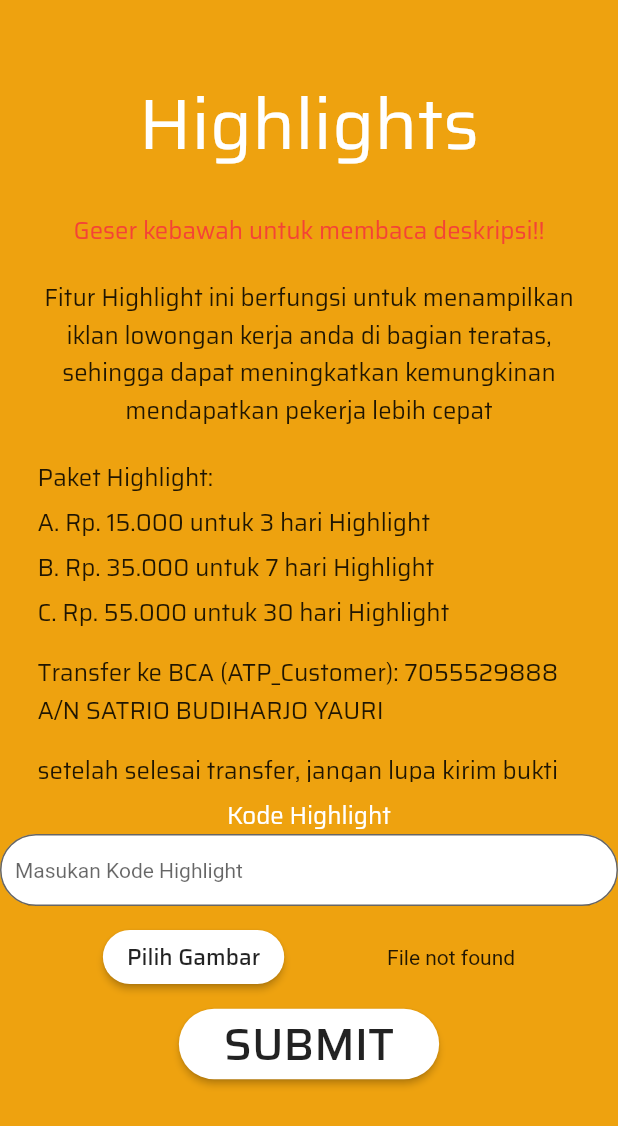
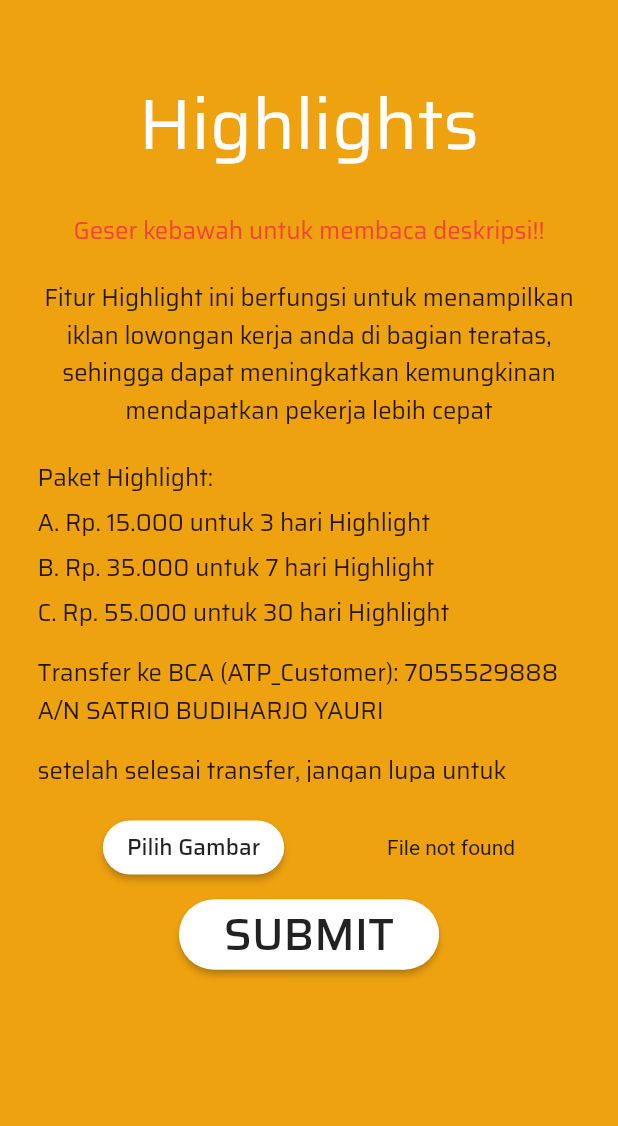
Before and after one commit to Xzellize90/CariKerja, a Flutter app: the Highlights screen opened directly, on a phone screen of 412 x 824 dp. Shown: the top 1126 px of the screen. Run offline on Flutter 3.47's test engine with Material 2 defaults, Android fonts, the phone set to English and light mode, and no system bars; our stand-ins replace cloud_firestore, equatable, firebase_auth, firebase_core, firebase_storage, flutter_spinkit and 3 more; accounts and stored records are empty.

Commit message:
update on highlight
some update

```diff
--- a/lib/ui/pages/Highlights.dart
+++ b/lib/ui/pages/Highlights.dart
@@ -130,25 +130,7 @@ class _HighlightsState extends State<Highlights> {
                         ),
                         SizedBox(height: 15),
                         Text(
-                          "setelah selesai transfer, jangan lupa kirim bukti melalui e-mail kerja kita",
-                          textAlign: TextAlign.left,
-                          style: TextStyle(
-                            fontFamily: 'saira',
-                            fontSize: 16,
-                          ),
-                        ),
-                        SizedBox(height: 15),
-                        Text(
-                          " advancetechpioneer@gmail.com",
-                          textAlign: TextAlign.left,
-                          style: TextStyle(
-                            fontFamily: 'saira',
-                            fontSize: 16,
-                          ),
-                        ),
-                        SizedBox(height: 15),
-                        Text(
-                          "Produk anda akan ter-highlight dalam durasi 2 jam setelah email bukti transfer dikirimkan (jam kerja sampai 16:00 WIB), segala highlight yang lewat dari jam 16:00 akan mulai di proses di keesokan hari.",
+                          "setelah selesai transfer, jangan lupa untuk mengupload bukti pembayaran",
                           textAlign: TextAlign.left,
                           style: TextStyle(
                             fontFamily: 'saira',
@@ -161,30 +143,6 @@ class _HighlightsState extends State<Highlights> {
                 ),
                 SizedBox(
                   height: 10,
-                ),
-                Flexible(
-                  flex: 1,
-                  child: Text(
-                    "Kode Highlight",
-                    style: TextStyle(
-                        fontFamily: 'saira', fontSize: 16, color: Colors.white),
-                  ),
-                ),
-                Flexible(
-                  flex: 2,
-                  child: TextFormField(
-                    controller: hlcode,
-                    decoration: InputDecoration(
-                        filled: true,
-                        fillColor: Colors.white,
-                        hintText: "Masukan Kode Highlight",
-                        hintStyle: TextStyle(fontSize: 14),
-                        contentPadding: new EdgeInsets.symmetric(
-                            vertical: 10.0, horizontal: 10.0),
-                        border: OutlineInputBorder(
-                          borderRadius: BorderRadius.circular(50.0),
-                        )),
-                  ),
                 ),
                 SizedBox(
                   height: 10,
```
